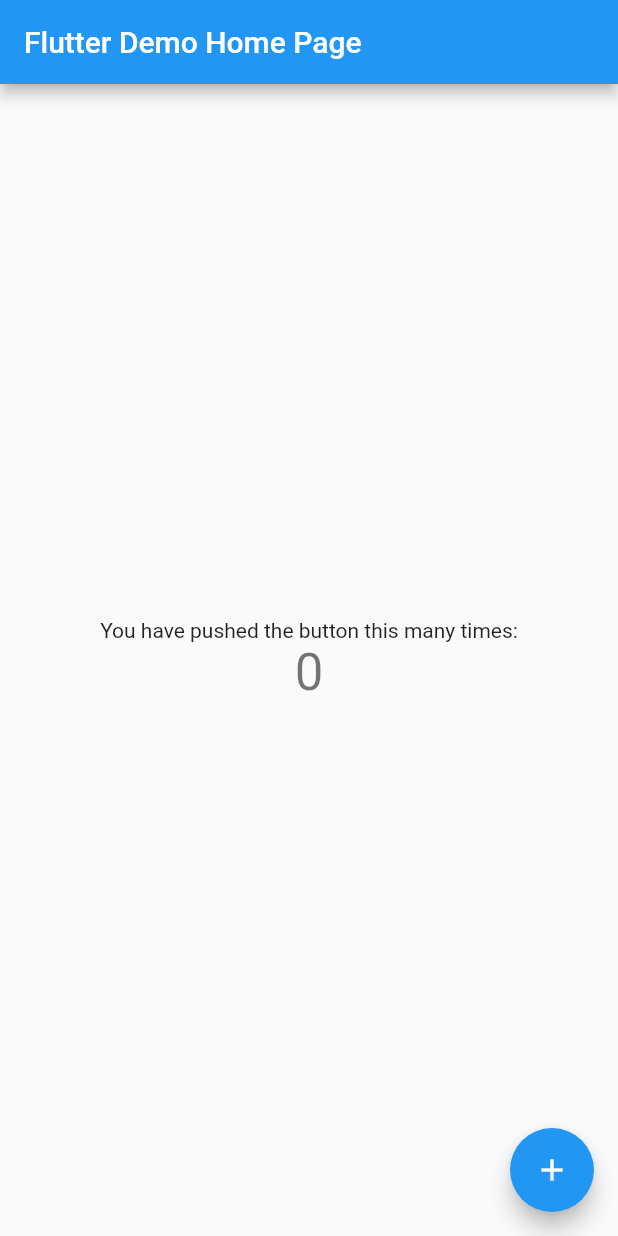
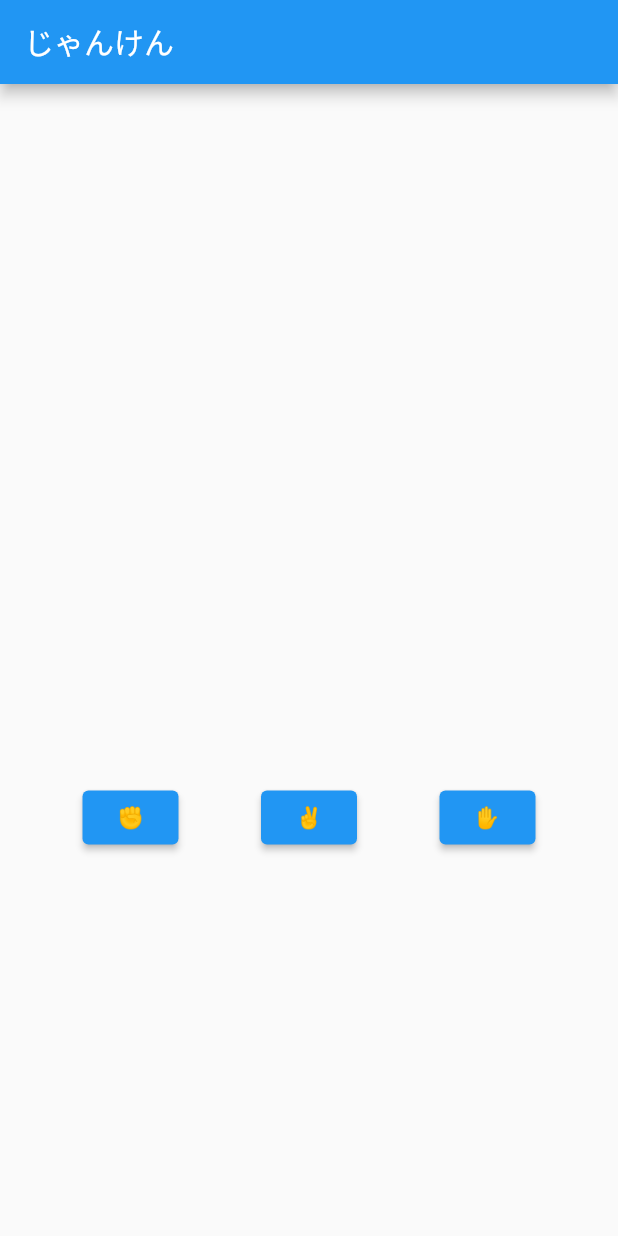
Before and after one commit to Iris2783/sample_jyanken, a Flutter app: the screen it shows after launch, on a phone screen of 412 x 824 dp. Run offline on Flutter 3.47's test engine with Material 2 defaults, Android fonts, the phone set to English and light mode, and no system bars.

Commit message:
ジャンケンアプリの更新

```diff
--- a/sample_jyanken/lib/main.dart
+++ b/sample_jyanken/lib/main.dart
@@ -1,3 +1,5 @@
+import 'dart:math';
+
 import 'package:flutter/material.dart';
 
 void main() {
@@ -7,109 +9,130 @@
 class MyApp extends StatelessWidget {
   const MyApp({Key? key}) : super(key: key);
 
-  // This widget is the root of your application.
   @override
   Widget build(BuildContext context) {
     return MaterialApp(
-      title: 'Flutter Demo',
-      theme: ThemeData(
-        // This is the theme of your application.
-        //
-        // Try running your application with "flutter run". You'll see the
-        // application has a blue toolbar. Then, without quitting the app, try
-        // changing the primarySwatch below to Colors.green and then invoke
-        // "hot reload" (press "r" in the console where you ran "flutter run",
-        // or simply save your changes to "hot reload" in a Flutter IDE).
-        // Notice that the counter didn't reset back to zero; the application
-        // is not restarted.
-        primarySwatch: Colors.blue,
-      ),
-      home: const MyHomePage(title: 'Flutter Demo Home Page'),
+      home: JankenPage(),
     );
   }
 }
 
-class MyHomePage extends StatefulWidget {
-  const MyHomePage({Key? key, required this.title}) : super(key: key);
-
-  // This widget is the home page of your application. It is stateful, meaning
-  // that it has a State object (defined below) that contains fields that affect
-  // how it looks.
-
-  // This class is the configuration for the state. It holds the values (in this
-  // case the title) provided by the parent (in this case the App widget) and
-  // used by the build method of the State. Fields in a Widget subclass are
-  // always marked "final".
-
-  final String title;
+class JankenPage extends StatefulWidget {
+  const JankenPage({Key? key}) : super(key: key);
 
   @override
-  State<MyHomePage> createState() => _MyHomePageState();
+  State<JankenPage> createState() => _JankenPageState();
 }
 
-class _MyHomePageState extends State<MyHomePage> {
-  int _counter = 0;
+class _JankenPageState extends State<JankenPage> {
+  //変数の記述
+  String computerHand = '';
+  String myHand = '';
+  String result = '';
 
-  void _incrementCounter() {
-    setState(() {
-      // This call to setState tells the Flutter framework that something has
-      // changed in this State, which causes it to rerun the build method below
-      // so that the display can reflect the updated values. If we changed
-      // _counter without calling setState(), then the build method would not be
-      // called again, and so nothing would appear to happen.
-      _counter++;
-    });
+  //関数の記述　voidは返り値の型、Stringは文字列の型、selectHandは関数名(任意の関数名を指定)、()に引数を記述
+  void selectHand(String selectedHand) {
+    myHand = selectedHand;
+    generateComputerHand();
+    judge();
+    setState(() {}); //画面を更新するために記述する, flutterでは画面を勝手に更新してくれない
+  }
+
+//じゃんけんの出し手をランダムに設定する記述　generateComputerHandは関数名
+  void generateComputerHand() {
+    final randomNumber = Random().nextInt(3);
+    computerHand = randomNumberToHand(randomNumber);
+  } //Randomを使ってランダムに値を出力してくれるように設定できる
+
+//0-2の値をグー、チョキ、パーに変換する記述
+  String randomNumberToHand(int randomNumber) {
+    switch (randomNumber) {
+      case 0:
+        return '✊';
+      case 1:
+        return '✌️';
+      case 2:
+        return '✋';
+      default:
+        return '✊';
+    }
+  }
+
+//勝ち負けの判定のif文記述
+  void judge() {
+    if (computerHand == myHand) {
+      result = '引き分け';
+    } else if (myHand == '✊' && computerHand == '✌️' ||
+        myHand == '✌️' && computerHand == '✋' ||
+        myHand == '✋' && computerHand == '✊') {
+      result = '勝ち';
+    } else {
+      result = '負け';
+    }
   }
 
   @override
   Widget build(BuildContext context) {
-    // This method is rerun every time setState is called, for instance as done
-    // by the _incrementCounter method above.
-    //
-    // The Flutter framework has been optimized to make rerunning build methods
-    // fast, so that you can just rebuild anything that needs updating rather
-    // than having to individually change instances of widgets.
     return Scaffold(
       appBar: AppBar(
-        // Here we take the value from the MyHomePage object that was created by
-        // the App.build method, and use it to set our appbar title.
-        title: Text(widget.title),
+        title: Text('じゃんけん'),
       ),
       body: Center(
-        // Center is a layout widget. It takes a single child and positions it
-        // in the middle of the parent.
-        child: Column(
-          // Column is also a layout widget. It takes a list of children and
-          // arranges them vertically. By default, it sizes itself to fit its
-          // children horizontally, and tries to be as tall as its parent.
-          //
-          // Invoke "debug painting" (press "p" in the console, choose the
-          // "Toggle Debug Paint" action from the Flutter Inspector in Android
-          // Studio, or the "Toggle Debug Paint" command in Visual Studio Code)
-          // to see the wireframe for each widget.
-          //
-          // Column has various properties to control how it sizes itself and
-          // how it positions its children. Here we use mainAxisAlignment to
-          // center the children vertically; the main axis here is the vertical
-          // axis because Columns are vertical (the cross axis would be
-          // horizontal).
-          mainAxisAlignment: MainAxisAlignment.center,
-          children: <Widget>[
-            const Text(
-              'You have pushed the button this many times:',
+          child: Column(
+        mainAxisAlignment: MainAxisAlignment.center,
+        children: [
+          Text(
+            result,
+            style: TextStyle(
+              fontSize: 32,
             ),
-            Text(
-              '$_counter',
-              style: Theme.of(context).textTheme.headline4,
+          ),
+          SizedBox(
+            height: 32,
+          ),
+          Text(
+            computerHand,
+            style: TextStyle(
+              fontSize: 32,
             ),
-          ],
-        ),
-      ),
-      floatingActionButton: FloatingActionButton(
-        onPressed: _incrementCounter,
-        tooltip: 'Increment',
-        child: const Icon(Icons.add),
-      ), // This trailing comma makes auto-formatting nicer for build methods.
+          ),
+          SizedBox(
+            height: 32,
+          ),
+          Text(
+            myHand,
+            style: TextStyle(
+              fontSize: 32,
+            ),
+          ),
+          SizedBox(
+            height: 32,
+          ),
+          Row(
+            mainAxisAlignment: MainAxisAlignment.spaceEvenly,
+            children: [
+              ElevatedButton(
+                onPressed: () {
+                  selectHand('✊');
+                },
+                child: Text('✊'),
+              ),
+              ElevatedButton(
+                onPressed: () {
+                  selectHand('✌️');
+                },
+                child: Text('✌️'),
+              ),
+              ElevatedButton(
+                onPressed: () {
+                  selectHand('✋');
+                },
+                child: Text('✋'),
+              ),
+            ],
+          ),
+        ],
+      )),
     );
   }
 }
```
